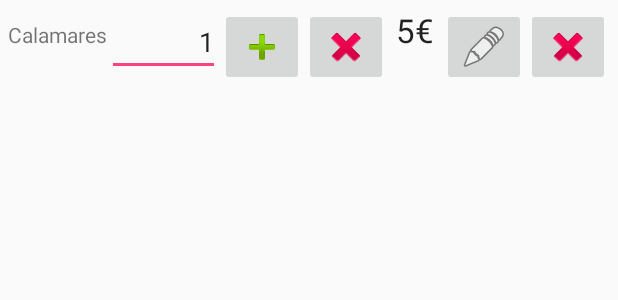
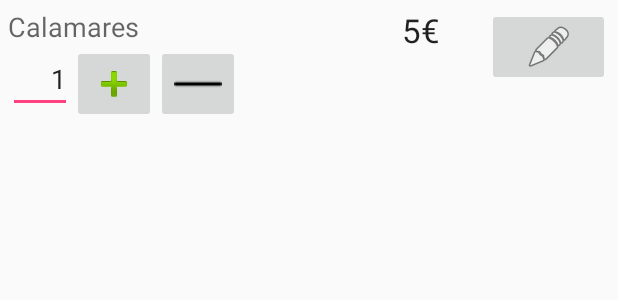
Before and after one commit to afusterm/Tables, an Android app: the layout row_line_order.xml on its own in the app's theme, with its tools: preview values and no code run, on a phone screen of 412 x 824 dp. Shown: the top 300 px of the screen. Run offline under Robolectric (Android 15) with nearby library versions, the phone set to English and light mode, and no system bars.

Commit message:
Order buttons and keep courses

```diff
--- a/app/src/main/java/io/keepcoding/tables/activity/CoursesActivity.java
+++ b/app/src/main/java/io/keepcoding/tables/activity/CoursesActivity.java
@@ -2,6 +2,7 @@ package io.keepcoding.tables.activity;
 
 import android.content.Intent;
 import android.os.Bundle;
+import android.support.v7.app.ActionBar;
 import android.support.v7.app.AppCompatActivity;
 import android.support.v7.widget.LinearLayoutManager;
 import android.support.v7.widget.RecyclerView;
@@ -33,5 +34,8 @@ public class CoursesActivity extends AppCompatActivity {
         });
 
         coursesRecyclerView.setAdapter(adapter);
+
+        ActionBar actionBar = getSupportActionBar();
+        actionBar.setDisplayHomeAsUpEnabled(true);
     }
 }
--- a/app/src/main/java/io/keepcoding/tables/activity/SettingsActivity.java
+++ b/app/src/main/java/io/keepcoding/tables/activity/SettingsActivity.java
@@ -2,6 +2,7 @@ package io.keepcoding.tables.activity;
 
 import android.content.Intent;
 import android.os.Bundle;
+import android.support.v7.app.ActionBar;
 import android.support.v7.app.AppCompatActivity;
 import android.view.View;
 import android.widget.NumberPicker;
@@ -36,6 +37,9 @@ public class SettingsActivity extends AppCompatActivity {
                 save();
             }
         });
+
+        ActionBar actionBar = getSupportActionBar();
+        actionBar.setDisplayHomeAsUpEnabled(true);
     }
 
     private void configurePicker() {
--- a/app/src/main/java/io/keepcoding/tables/model/Table.java
+++ b/app/src/main/java/io/keepcoding/tables/model/Table.java
@@ -1,8 +1,6 @@
 package io.keepcoding.tables.model;
 
-import java.io.Serializable;
-
-public class Table implements Serializable {
+public class Table {
     private int mNumber;
     private Order mOrder;
 
--- a/app/src/main/res/layout/row_line_order.xml
+++ b/app/src/main/res/layout/row_line_order.xml
@@ -6,11 +6,21 @@
               android:layout_width="match_parent"
               android:layout_height="wrap_content">
 
+    <LinearLayout
+        android:layout_width="wrap_content"
+        android:layout_height="wrap_content"
+        android:orientation="vertical"
+        android:layout_weight="4">
         <TextView
             android:id="@+id/row_line_order_course"
             android:layout_width="wrap_content"
             android:layout_height="wrap_content"
-        tools:text="Calamares" />
+            tools:text="Calamares"
+            android:textAppearance="?android:attr/textAppearanceMedium"/>
+        <LinearLayout
+            android:layout_width="wrap_content"
+            android:layout_height="wrap_content"
+            android:orientation="horizontal">
 
             <EditText
                 android:id="@+id/row_line_order_units"
@@ -32,7 +42,10 @@
                 android:id="@+id/row_line_order_decrement_button"
                 android:layout_width="wrap_content"
                 android:layout_height="wrap_content"
-        android:src="@android:drawable/ic_delete"/>
+                android:src="@drawable/minus"/>
+
+        </LinearLayout>
+    </LinearLayout>
 
     <TextView
         android:id="@+id/row_line_order_amount"
@@ -41,16 +54,13 @@
         android:textAppearance="?android:attr/textAppearanceLarge"
         android:paddingLeft="5dp"
         android:paddingRight="5dp"
-        tools:text="5€"/>
+        tools:text="5€"
+        android:layout_weight="1"/>
 
     <ImageButton
         android:id="@+id/row_line_order_edit"
         android:layout_width="wrap_content"
         android:layout_height="wrap_content"
-        android:src="@android:drawable/ic_menu_edit"/>
-    <ImageButton
-        android:id="@+id/row_line_order_delete_line_button"
-        android:layout_width="wrap_content"
-        android:layout_height="wrap_content"
-        android:src="@android:drawable/ic_delete"/>
+        android:src="@android:drawable/ic_menu_edit"
+        android:layout_weight="1"/>
 </LinearLayout>
```
Also changed, not shown: app/src/main/AndroidManifest.xml (+6 -3 lines), app/src/main/java/io/keepcoding/tables/fragment/OrderFragment.java (+8 -3 lines), app/src/main/java/io/keepcoding/tables/fragment/TablesFragment.java (+9 -20 lines), app/src/main/java/io/keepcoding/tables/model/Order.java (+10 -10 lines), app/src/main/java/io/keepcoding/tables/model/Tables.java (+15 -9 lines), app/src/main/java/io/keepcoding/tables/view/OrderRowViewHolder.java (+34 -0 lines), app/src/main/res/drawable/minus.png (added), 2 other files. Lines whose indentation alone changed are shown as unchanged.
